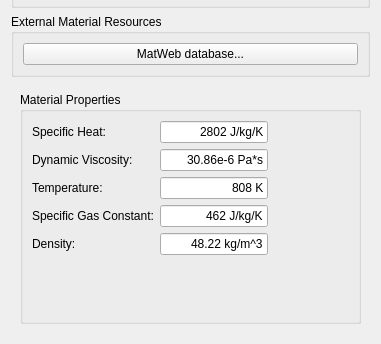
Above: src/Mod/Fem/TaskPanelFemMaterial.ui from makkemal/FreeCAD before the change; both pictures show x 0 to 381 and y 412 to 756 of the 381 by 756 pixel window. Below: the same form after it.
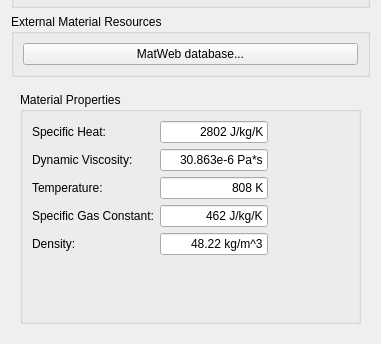
That is the form after the change. The open tabs and pages were chosen to show the change. Custom widgets are drawn as their Qt base class.

Commit message: FEM: Updating the values for dynamic viscosity

The edit to the form file:
```diff
--- a/src/Mod/Fem/TaskPanelFemMaterial.ui
+++ b/src/Mod/Fem/TaskPanelFemMaterial.ui
@@ -609,7 +609,7 @@
                </sizepolicy>
               </property>
               <property name="text">
-               <string>30.86e-6 Pa*s</string>
+               <string>30.863e-6 Pa*s</string>
               </property>
               <property name="alignment">
                <set>Qt::AlignRight|Qt::AlignTrailing|Qt::AlignVCenter</set>
```
The commit also changes 1 other file.
